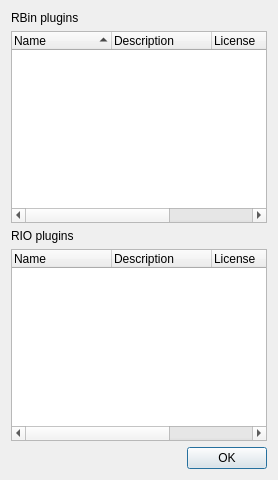
First picture: the form in src/dialogs/R2PluginsDialog.ui, repository rizinorg/cutter, before the edit.
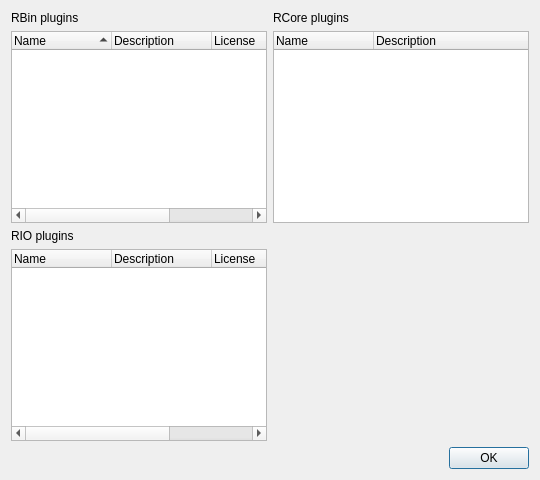
Second picture: the form after the edit.

Commit message: Add RCore plugin information in 'About' window

```diff
--- a/src/dialogs/R2PluginsDialog.ui
+++ b/src/dialogs/R2PluginsDialog.ui
@@ -5,8 +5,8 @@
   <property name="windowTitle">
    <string>radare2 plugin information</string>
   </property>
-  <layout class="QVBoxLayout" name="verticalLayout">
-   <item>
+  <layout class="QGridLayout" name="gridLayout">
+   <item row="0" column="0">
     <widget class="QLabel" name="RBinLabel">
      <property name="text">
       <string>RBin plugins</string>
@@ -71,7 +71,28 @@
      </column>
     </widget>
    </item>
-   <item>
+   <item row="0" column="1">
+    <widget class="QLabel" name="RCoreLabel">
+     <property name="text">
+      <string>RCore plugins</string>
+     </property>
+    </widget>
+   </item>
+   <item row="1" column="1">
+    <widget class="QTreeWidget" name="RCoreTreeWidget">
+     <column>
+      <property name="text">
+       <string>Name</string>
+      </property>
+     </column>
+     <column>
+      <property name="text">
+       <string>Description</string>
+      </property>
+     </column>
+    </widget>
+   </item>
+   <item row="4" column="0" colspan="2">
     <widget class="QDialogButtonBox" name="buttonBox">
      <property name="orientation">
       <enum>Qt::Horizontal</enum>
```
Left out of the diff: 6 changed lines with no effect on the pictures. The commit also changes 3 other files.
